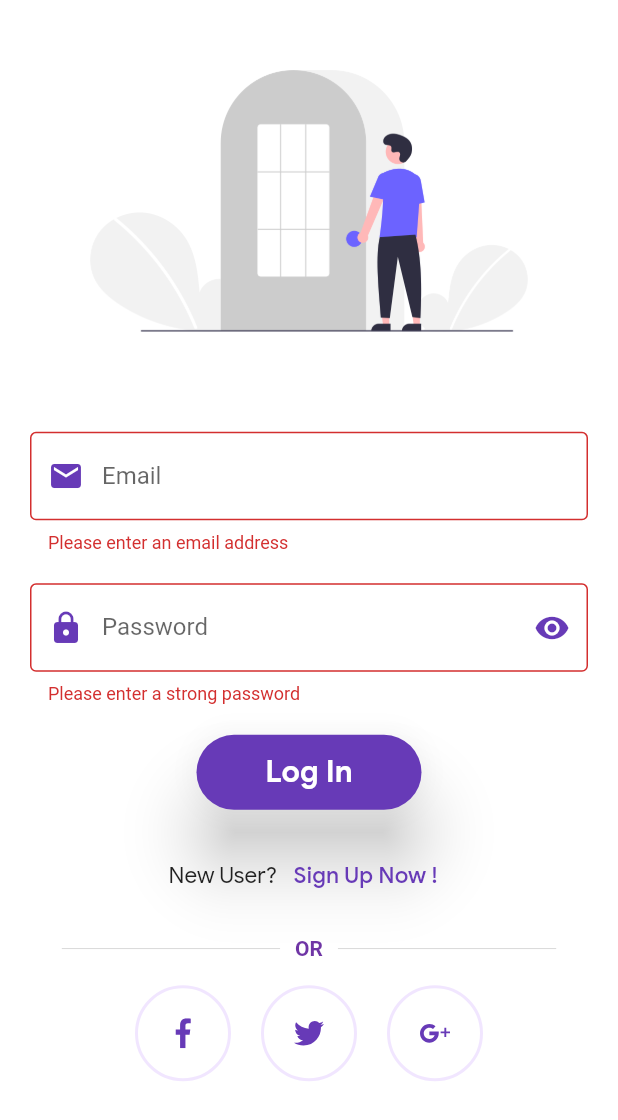
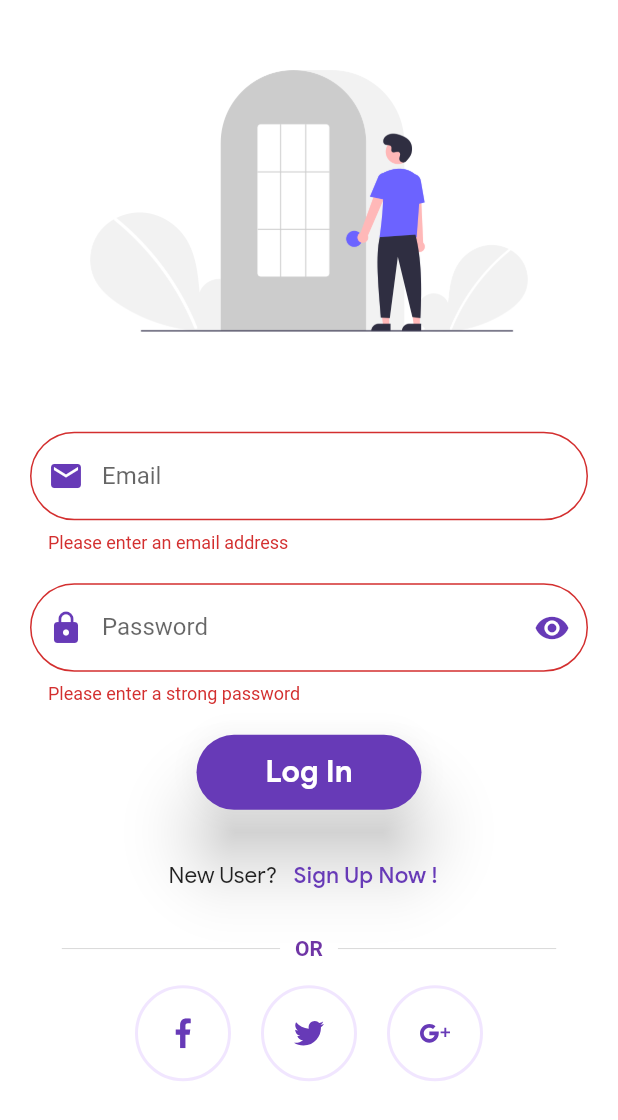
Before and after one commit to ashutoshkrris/Flutter-Training, a Flutter app: the LoginScreen screen opened by its route, after a tap on "Log In", on a phone screen of 412 x 824 dp. Shown: the top 1120 px of the screen. Run offline on Flutter 3.47's test engine with Material 2 defaults, Android fonts, the phone set to English and light mode, and no system bars; our stand-ins replace cloud_firestore, firebase_auth, firebase_core, flutter_svg; accounts and stored records are empty.

Commit message:
Fix Border Radius Bug

```diff
--- a/lib/screens/login.dart
+++ b/lib/screens/login.dart
@@ -53,6 +53,8 @@ class _LoginScreenState extends State<LoginScreen> {
     return Padding(
       padding: const EdgeInsets.all(20.0),
       child: TextFormField(
+
+        autocorrect: true,
         decoration: InputDecoration(
           prefixIcon: Icon(
             Icons.email,
@@ -61,6 +63,7 @@ class _LoginScreenState extends State<LoginScreen> {
           labelText: "Email",
           hintText: "user@domain.com",
           border: OutlineInputBorder(
+            borderRadius: BorderRadius.all(Radius.circular(42.0)),
             borderSide: BorderSide(
               color: Colors.deepPurple,
               style: BorderStyle.solid,
@@ -107,6 +110,7 @@ class _LoginScreenState extends State<LoginScreen> {
             ),
           ),
           border: OutlineInputBorder(
+            borderRadius: BorderRadius.all(Radius.circular(42.0)),
             borderSide: BorderSide(
               color: Colors.deepPurple,
               style: BorderStyle.solid,
@@ -128,7 +132,7 @@ class _LoginScreenState extends State<LoginScreen> {
           if (value == null || value.isEmpty) {
             return "Please enter a strong password";
           } else if (value.length < 8) {
-            return "Password must be atleast 8 characters long";
+            return "Password must be at least 8 characters long";
           }
           return null;
         },
```
